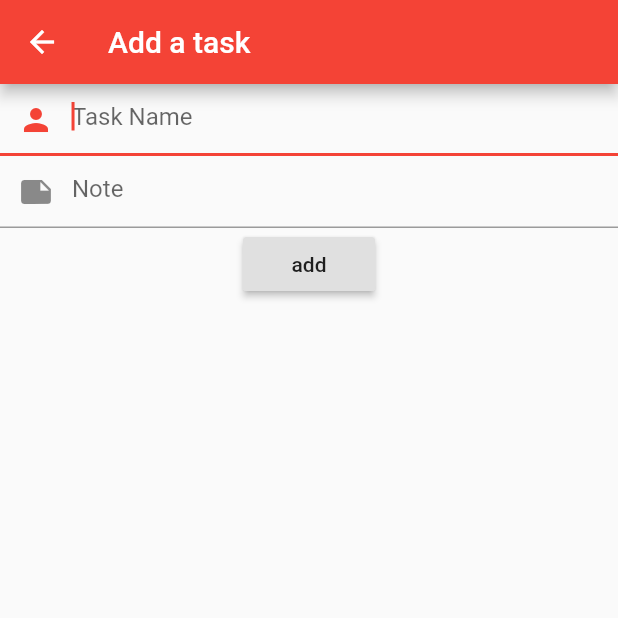
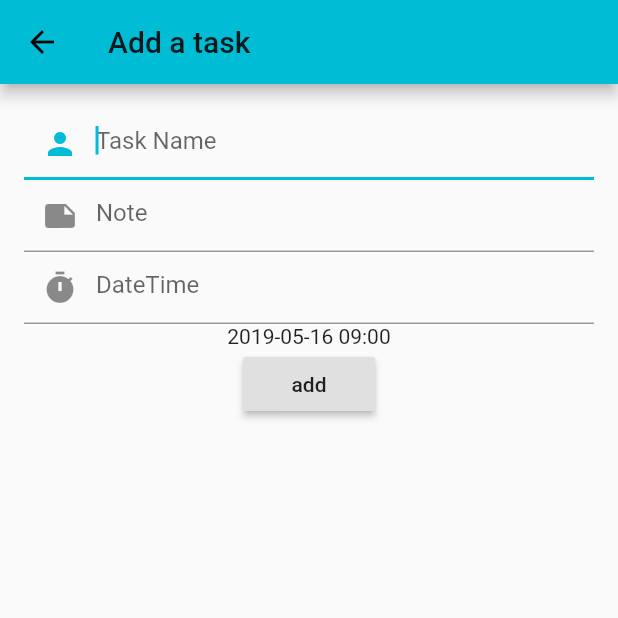
Before and after one commit to Kybeth/PeekList, a Flutter app: the screen it shows after launch, after a tap on the "add" icon, on a phone screen of 412 x 824 dp, the top half of it. Run offline on Flutter 3.47's test engine with Material 2 defaults, Android fonts, the phone set to English and light mode, and no system bars; our stand-ins replace cloud_firestore, firebase_auth, flutter_speed_dial, google_sign_in, rxdart; missing offline and left inert: flutter_cupertino_date_picker; accounts and stored records are empty.

Commit message:
Add datetimepicker

```diff
--- a/lib/main.dart
+++ b/lib/main.dart
@@ -15,7 +15,7 @@ class MyApp extends StatelessWidget {
       debugShowCheckedModeBanner: false,
       theme: ThemeData(
         brightness: Brightness.light,
-        primarySwatch: Colors.red,
+        primarySwatch: Colors.cyan,
         accentColor: Colors.grey,
       ),
       darkTheme: ThemeData(
--- a/lib/pages/create_task.dart
+++ b/lib/pages/create_task.dart
@@ -1,4 +1,3 @@
-
 import 'package:firebase_auth/firebase_auth.dart';
 import 'package:flutter/material.dart';
 import 'package:peeklist/widgets/header.dart';
@@ -6,19 +5,90 @@ import 'package:cloud_firestore/cloud_firestore.dart';
 import 'package:peeklist/utils/auth.dart';
 import 'package:flutter_cupertino_date_picker/flutter_cupertino_date_picker.dart';
 
-class CreateTask extends StatelessWidget {
+class CreateTask extends StatefulWidget {
+  CreateTask({Key key}) : super(key: key);
+
+  @override
+  _CreateTaskState createState() => _CreateTaskState();
+}
+const String INIT_DATETIME = '2019-05-16 09:00';
+
+class _CreateTaskState extends State<CreateTask> {
   final _taskname=TextEditingController();
   final _tasknote=TextEditingController();
+  final _duedate=TextEditingController();
+
+  String _format = 'yyyy - MM - dd    EEE,H:m';//DateTimePicker
+  TextEditingController _formatCtrl = TextEditingController();
+  DateTimePickerLocale _locale = DateTimePickerLocale.en_us;
+  List<DateTimePickerLocale> _locales = DateTimePickerLocale.values;
+  DateTime _dateTime;
+
+  @override
+  void initState() {
+  super.initState();
+  _formatCtrl.text = _format;
+  _dateTime = DateTime.parse(INIT_DATETIME);
+  }
+  /// Display time picker.
+  void _showDateTimePicker() {
+    DatePicker.showDatePicker(
+      context,
+      dateFormat: _format,
+      locale: _locale,
+      pickerMode: DateTimePickerMode.datetime, // show TimePicker
+      onCancel: () {
+        debugPrint('onCancel');
+      },
+      onChange: (dateTime, List<int> index) {
+        setState(() {
+          _dateTime = dateTime;
+        });
+      },
+      onConfirm: (dateTime, List<int> index) {
+        setState(() {
+          _dateTime = dateTime;
+        });
+      },
+    );
+  }
 
   @override
   Widget build(BuildContext context) {
-    return new Scaffold(
+
+    List<Widget> radios = List<Widget>();
+    _locales.forEach((locale) {
+      radios.add(Container(
+        margin: EdgeInsets.only(right: 8.0),
+        child: Row(
+          mainAxisSize: MainAxisSize.min,
+          children: <Widget>[
+            Radio(
+                value: locale,
+                groupValue: _locale,
+                onChanged: (value) {
+                  setState(() {
+                    _locale = value;
+                  });
+                }),
+            Text(locale
+                .toString()
+                .substring(locale.toString().indexOf('.') + 1)),
+          ],
+        ),
+      ));
+    });
+
+
+    return Scaffold(
       appBar: new AppBar(
         title: new Text("Add a task"),
       ),
-      body: new Column(
-        children: <Widget>[
-          TextField(
+      body: Container(
+        padding: EdgeInsets.all(16.0),
+        child: Column(
+          children: <Widget>[
+                      TextField(
             autofocus: true,
             controller: _taskname,
             decoration: InputDecoration(
@@ -33,7 +103,22 @@ class CreateTask extends StatelessWidget {
                 prefixIcon: Icon(Icons.note)
             ),
           ),
+          TextField(
+            controller: _duedate,
+            onTap: _showDateTimePicker,
+            decoration: InputDecoration(
+                hintText: "DateTime",
+                prefixIcon: Icon(Icons.timer),
+            ),
+            readOnly: true,
 
+          ),
+            // selected date time
+          Container(
+            child: Text(
+              '${_dateTime.year}-${_dateTime.month.toString().padLeft(2, '0')}-${_dateTime.day.toString().padLeft(2, '0')} ${_dateTime.hour.toString().padLeft(2, '0')}:${_dateTime.minute.toString().padLeft(2, '0')}',
+            ),
+          ),
           RaisedButton(
             onPressed: (){
               _addtask(_taskname.text,_tasknote.text,"inbox");
@@ -41,10 +126,15 @@ class CreateTask extends StatelessWidget {
             },
             child: Text('add'),
           )
-        ],
+          ],
+        ),
       ),
     );
   }
+//  @override
+//  Widget build(BuildContext context) {
+//
+//  }
 }
 
 Future _addtask(String taskname,String tasknote,String list)async {
```
